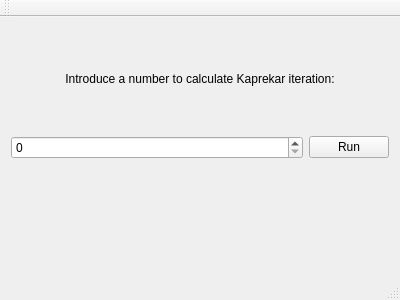
First picture: the form in Retos (C++)/Kaprekar/window.ui, repository rafatyn/Dev, before the edit.
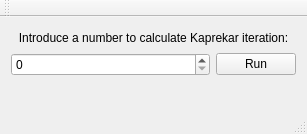
Second picture: the form after the edit.

What changed in the file:
```diff
--- a/Retos (C++)/Kaprekar/window.ui
+++ b/Retos (C++)/Kaprekar/window.ui
@@ -6,8 +6,8 @@
    <rect>
     <x>0</x>
     <y>0</y>
-    <width>400</width>
-    <height>300</height>
+    <width>307</width>
+    <height>134</height>
    </rect>
   </property>
   <property name="windowTitle">
```
Left out of the diff: 4 changed lines with no effect on the pictures.
